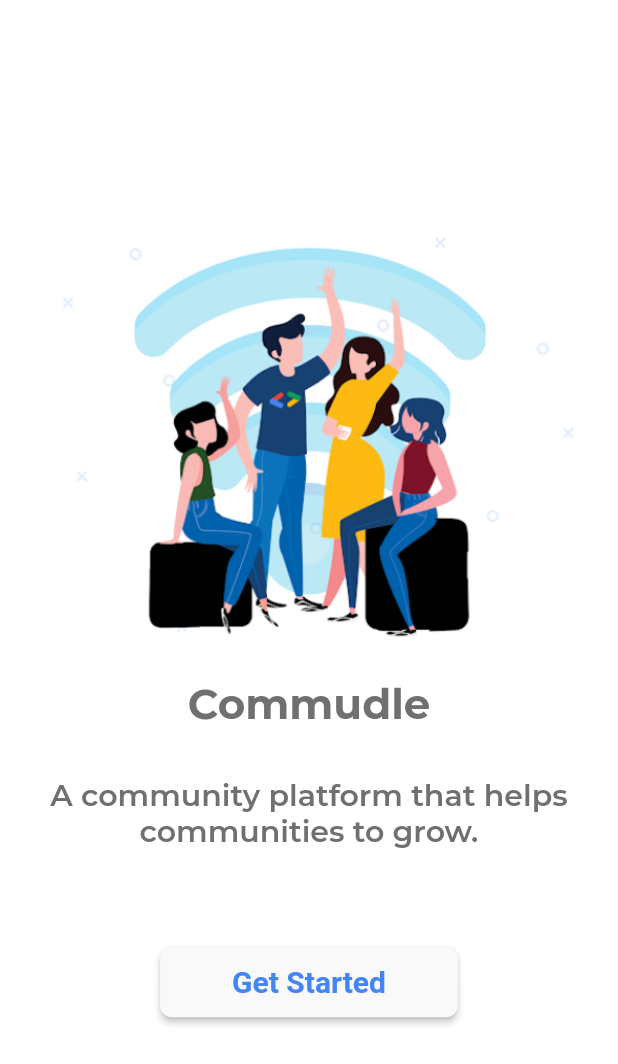
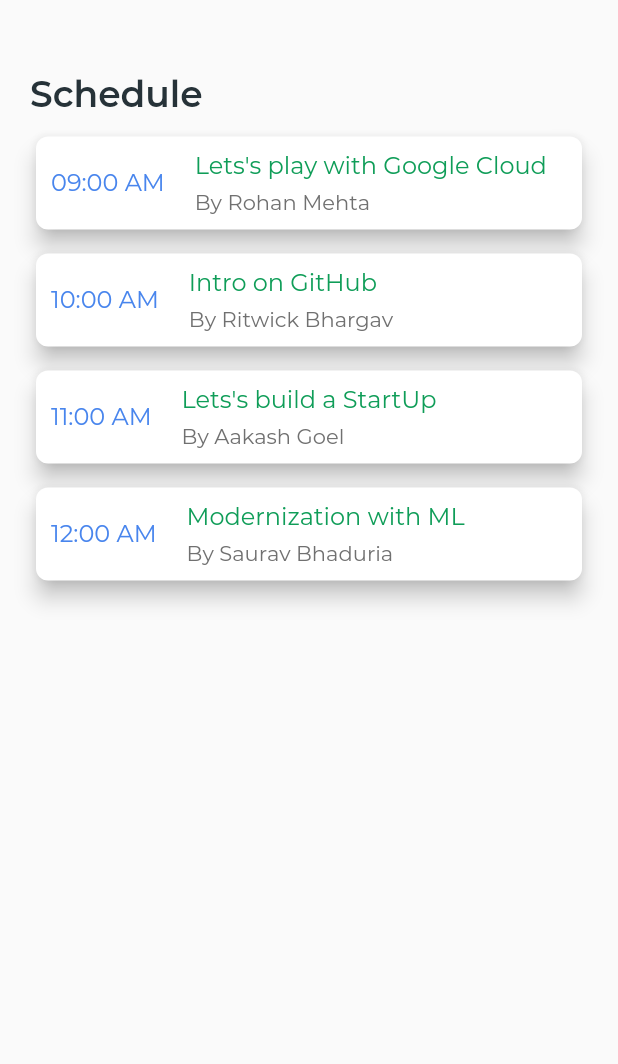
Before and after one commit to dsckiet/Commudle-UI, a Flutter app: the screen it shows after launch, on a phone screen of 412 x 824 dp. Shown: the top 1064 px of the screen. Run offline on Flutter 3.47's test engine with Material 2 defaults, Android fonts, the phone set to English and light mode, and no system bars.

Commit message:
added Schedule Page

```diff
--- a/lib/main.dart
+++ b/lib/main.dart
@@ -1,10 +1,6 @@
-import 'package:commudle/routes/about_screen.dart';
-import 'package:commudle/routes/community_screen.dart';
-import 'package:commudle/routes/events_screen.dart';
 import 'package:commudle/routes/network_error_page.dart';
-import 'package:commudle/routes/profile_screen.dart';
 import 'package:commudle/routes/registered_events_list_screen.dart';
-import 'package:commudle/routes/team_screen.dart';
+import 'package:commudle/routes/schedule_page.dart';
 import 'package:flutter/material.dart';
 
 import 'package:commudle/routes/splash_screen.dart';
@@ -12,8 +8,6 @@ import 'package:commudle/routes/intro_screen.dart';
 import 'package:commudle/routes/auth_screen.dart';
 import 'package:commudle/routes/communities_list_screen.dart';
 import 'package:commudle/routes/home_screen.dart';
-
-import 'package:commudle/routes/registered_event_screen.dart';
 
 void main() => runApp(MyApp());
 
@@ -23,8 +17,8 @@ class MyApp extends StatelessWidget {
     return MaterialApp(
       title: "Commudle",
       theme: ThemeData(
-          primaryColor: const Color(0xFF4285F4),
-          textTheme: ThemeData.dark().textTheme.copyWith(
+        primaryColor: const Color(0xFF4285F4),
+        textTheme: ThemeData.dark().textTheme.copyWith(
               headline: TextStyle(
                 fontSize: 24,
                 fontFamily: 'Montserrat',
@@ -44,19 +38,25 @@ class MyApp extends StatelessWidget {
                 color: const Color(0xFF707070),
               ),
               body2: TextStyle(
-                  fontSize: 14.0,
-                  fontFamily: 'Montserrat',
-                  fontWeight: FontWeight.w600,
-                  color: const Color(0xFF707070)))),
+                fontSize: 14.0,
+                fontFamily: 'Montserrat',
+                fontWeight: FontWeight.w600,
+                color: const Color(0xFF707070),
+              ),
+            ),
+      ),
       debugShowCheckedModeBanner: false,
-      home: SplashScreen(),
+      home: SchedulePage(),
       routes: <String, WidgetBuilder>{
         '/IntroScreen': (BuildContext context) => IntroScreen(),
         '/AuthScreen': (BuildContext context) => AuthScreen(),
         '/HomeScreen': (BuildContext context) => HomeScreen(),
-        '/CommunitiesListScreen': (BuildContext context) => CommunitiesListScreen(),
-        '/RegisteredEventScreen': (BuildContext context) => RegisteredEventsList(),
+        '/CommunitiesListScreen': (BuildContext context) =>
+            CommunitiesListScreen(),
+        '/RegisteredEventScreen': (BuildContext context) =>
+            RegisteredEventsList(),
         '/NetworkError': (BuildContext context) => NetworkErrorPage(),
+        '/SchedulePage': (BuildContext context) => SchedulePage(),
       },
     );
   }
--- a/lib/routes/communities_list_screen.dart
+++ b/lib/routes/communities_list_screen.dart
@@ -47,7 +47,7 @@ class _CommunitiesListScreenState extends State<CommunitiesListScreen> {
                         color: const Color(0xFF707070),
                         size: 28.0,
                       ),
-                        onTap: (){
+                      onTap: () {
                         Navigator.push(
                           context,
                           MaterialPageRoute(
@@ -87,6 +87,7 @@ class _CommunitiesListScreenState extends State<CommunitiesListScreen> {
             ],
           ),
         ),
-        ));
+      ),
+    );
   }
 }
--- a/lib/routes/community_screen.dart
+++ b/lib/routes/community_screen.dart
@@ -50,11 +50,12 @@ class _CommunityScreenState extends State<CommunityScreen> {
                               ),
                               InkWell(
                                 child: Icon(
-                                  const IconData(59389, fontFamily: 'MaterialIcons'),
+                                  const IconData(59389,
+                                      fontFamily: 'MaterialIcons'),
                                   color: const Color(0xFF707070),
                                   size: 28.0,
                                 ),
-                                onTap: (){
+                                onTap: () {
                                   Navigator.push(
                                     context,
                                     MaterialPageRoute(
--- a/lib/routes/events_screen.dart
+++ b/lib/routes/events_screen.dart
@@ -23,7 +23,9 @@ class _EventsScreenState extends State<EventsScreen> {
                   mainAxisAlignment: MainAxisAlignment.spaceBetween,
                   children: <Widget>[
                     InkWell(
-                      onTap:(){ Navigator.pop(context);},
+                      onTap: () {
+                        Navigator.pop(context);
+                      },
                       child: Icon(
                         IconData(58848,
                             fontFamily: 'MaterialIcons',
@@ -41,7 +43,7 @@ class _EventsScreenState extends State<EventsScreen> {
                         color: const Color(0xFF707070),
                         size: 28.0,
                       ),
-                      onTap: (){
+                      onTap: () {
                         Navigator.push(
                           context,
                           MaterialPageRoute(
--- a/lib/routes/profile_screen.dart
+++ b/lib/routes/profile_screen.dart
@@ -1,4 +1,3 @@
-import 'package:commudle/routes/network_error_page.dart';
 import 'package:flutter/material.dart';
 
 class ProfileScreen extends StatefulWidget {
@@ -154,10 +153,8 @@ class _ProfileScreenState extends State<ProfileScreen> {
       ),
     );
   }
+
   void networkErrorPage() {
-
     Navigator.of(context).pushNamed('/NetworkError');
   }
-
-
 }
--- /dev/null
+++ b/lib/routes/schedule_page.dart
@@ -0,0 +1,301 @@
+import 'package:flutter/material.dart';
+
+class SchedulePage extends StatefulWidget {
+  @override
+  _SchedulePageState createState() => _SchedulePageState();
+}
+
+class _SchedulePageState extends State<SchedulePage> {
+  @override
+  Widget build(BuildContext context) {
+    return Scaffold(
+      body: SingleChildScrollView(
+        child: Container(
+          width: double.infinity,
+          padding: EdgeInsets.all(20.0),
+          child: Column(
+            crossAxisAlignment: CrossAxisAlignment.start,
+            children: <Widget>[
+              SizedBox(
+                height: 28,
+              ),
+              Text(
+                "Schedule",
+                style: Theme.of(context).textTheme.headline,
+                textAlign: TextAlign.center,
+              ),
+              SizedBox(
+                height: 10,
+              ),
+              ListView(
+                shrinkWrap: true,
+                children: <Widget>[
+                  Container(
+                    padding: EdgeInsets.only(
+                      bottom: 8.0,
+                    ),
+                    child: Card(
+                      shape: RoundedRectangleBorder(
+                        borderRadius: BorderRadius.all(
+                          Radius.circular(8.0),
+                        ),
+                      ),
+                      elevation: 6.0,
+                      child: Container(
+                        padding: EdgeInsets.symmetric(
+                          vertical: 10,
+                          horizontal: 10,
+                        ),
+                        child: Row(
+                          crossAxisAlignment: CrossAxisAlignment.center,
+                          children: <Widget>[
+                            Text(
+                              '09:00 AM',
+                              style: TextStyle(
+                                fontSize: 16.0,
+                                fontFamily: 'Montserrat',
+                                fontWeight: FontWeight.w500,
+                                color: const Color(0xFF4885ED),
+                              ),
+                            ),
+                            SizedBox(
+                              width: 20,
+                            ),
+                            Expanded(
+                              child: Column(
+                                mainAxisAlignment: MainAxisAlignment.center,
+                                crossAxisAlignment: CrossAxisAlignment.start,
+                                children: <Widget>[
+                                  Text(
+                                    "Lets's play with Google Cloud ",
+                                    style: TextStyle(
+                                      fontSize: 16.0,
+                                      fontFamily: 'Montserrat',
+                                      fontWeight: FontWeight.w500,
+                                      color: const Color(0xFF0F9D58),
+                                    ),
+                                  ),
+                                  SizedBox(
+                                    height: 5,
+                                  ),
+                                  Text(
+                                    "By Rohan Mehta ",
+                                    style: TextStyle(
+                                      fontSize: 14.0,
+                                      fontFamily: 'Montserrat',
+                                      fontWeight: FontWeight.w500,
+                                      color: const Color(0xFF707070),
+                                    ),
+                                  ),
+                                ],
+                              ),
+                            )
+                          ],
+                        ),
+                      ),
+                    ),
+                  ),
+                  Container(
+                    padding: EdgeInsets.only(
+                      bottom: 8.0,
+                    ),
+                    child: Card(
+                      shape: RoundedRectangleBorder(
+                        borderRadius: BorderRadius.all(
+                          Radius.circular(8.0),
+                        ),
+                      ),
+                      elevation: 6.0,
+                      child: Container(
+                        padding: EdgeInsets.symmetric(
+                          vertical: 10,
+                          horizontal: 10,
+                        ),
+                        child: Row(
+                          crossAxisAlignment: CrossAxisAlignment.center,
+                          children: <Widget>[
+                            Text(
+                              '10:00 AM',
+                              style: TextStyle(
+                                fontSize: 16.0,
+                                fontFamily: 'Montserrat',
+                                fontWeight: FontWeight.w500,
+                                color: const Color(0xFF4885ED),
+                              ),
+                            ),
+                            SizedBox(
+                              width: 20,
+                            ),
+                            Expanded(
+                              child: Column(
+                                mainAxisAlignment: MainAxisAlignment.center,
+                                crossAxisAlignment: CrossAxisAlignment.start,
+                                children: <Widget>[
+                                  Text(
+                                    "Intro on GitHub ",
+                                    style: TextStyle(
+                                      fontSize: 16.0,
+                                      fontFamily: 'Montserrat',
+                                      fontWeight: FontWeight.w500,
+                                      color: const Color(0xFF0F9D58),
+                                    ),
+                                  ),
+                                  SizedBox(
+                                    height: 5,
+                                  ),
+                                  Text(
+                                    "By Ritwick Bhargav ",
+                                    style: TextStyle(
+                                      fontSize: 14.0,
+                                      fontFamily: 'Montserrat',
+                                      fontWeight: FontWeight.w500,
+                                      color: const Color(0xFF707070),
+                                    ),
+                                  ),
+                                ],
+                              ),
+                            )
+                          ],
+                        ),
+                      ),
+                    ),
+                  ),
+                  Container(
+                    padding: EdgeInsets.only(
+                      bottom: 8.0,
+                    ),
+                    child: Card(
+                      shape: RoundedRectangleBorder(
+                        borderRadius: BorderRadius.all(
+                          Radius.circular(8.0),
+                        ),
+                      ),
+                      elevation: 6.0,
+                      child: Container(
+                        padding: EdgeInsets.symmetric(
+                          vertical: 10,
+                          horizontal: 10,
+                        ),
+                        child: Row(
+                          crossAxisAlignment: CrossAxisAlignment.center,
+                          children: <Widget>[
+                            Text(
+                              '11:00 AM',
+                              style: TextStyle(
+                                fontSize: 16.0,
+                                fontFamily: 'Montserrat',
+                                fontWeight: FontWeight.w500,
+                                color: const Color(0xFF4885ED),
+                              ),
+                            ),
+                            SizedBox(
+                              width: 20,
+                            ),
+                            Expanded(
+                              child: Column(
+                                mainAxisAlignment: MainAxisAlignment.center,
+                                crossAxisAlignment: CrossAxisAlignment.start,
+                                children: <Widget>[
+                                  Text(
+                                    "Lets's build a StartUp",
+                                    style: TextStyle(
+                                      fontSize: 16.0,
+                                      fontFamily: 'Montserrat',
+                                      fontWeight: FontWeight.w500,
+                                      color: const Color(0xFF0F9D58),
+                                    ),
+                                  ),
+                                  SizedBox(
+                                    height: 5,
+                                  ),
+                                  Text(
+                                    "By Aakash Goel",
+                                    style: TextStyle(
+                                      fontSize: 14.0,
+                                      fontFamily: 'Montserrat',
+                                      fontWeight: FontWeight.w500,
+                                      color: const Color(0xFF707070),
+                                    ),
+                                  ),
+                                ],
+                              ),
+                            )
+                          ],
+                        ),
+                      ),
+                    ),
+                  ),
+                  Container(
+                    padding: EdgeInsets.only(
+                      bottom: 8.0,
+                    ),
+                    child: Card(
+                      shape: RoundedRectangleBorder(
+                        borderRadius: BorderRadius.all(
+                          Radius.circular(8.0),
+                        ),
+                      ),
+                      elevation: 6.0,
+                      child: Container(
+                        padding: EdgeInsets.symmetric(
+                          vertical: 10,
+                          horizontal: 10,
+                        ),
+                        child: Row(
+                          crossAxisAlignment: CrossAxisAlignment.center,
+                          children: <Widget>[
+                            Text(
+                              '12:00 AM',
+                              style: TextStyle(
+                                fontSize: 16.0,
+                                fontFamily: 'Montserrat',
+                                fontWeight: FontWeight.w500,
+                                color: const Color(0xFF4885ED),
+                              ),
+                            ),
+                            SizedBox(
+                              width: 20,
+                            ),
+                            Expanded(
+                              child: Column(
+                                mainAxisAlignment: MainAxisAlignment.center,
+                                crossAxisAlignment: CrossAxisAlignment.start,
+                                children: <Widget>[
+                                  Text(
+                                    "Modernization with ML",
+                                    style: TextStyle(
+                                      fontSize: 16.0,
+                                      fontFamily: 'Montserrat',
+                                      fontWeight: FontWeight.w500,
+                                      color: const Color(0xFF0F9D58),
+                                    ),
+                                  ),
+                                  SizedBox(
+                                    height: 5,
+                                  ),
+                                  Text(
+                                    "By Saurav Bhaduria ",
+                                    style: TextStyle(
+                                      fontSize: 14.0,
+                                      fontFamily: 'Montserrat',
+                                      fontWeight: FontWeight.w500,
+                                      color: const Color(0xFF707070),
+                                    ),
+                                  ),
+                                ],
+                              ),
+                            )
+                          ],
+                        ),
+                      ),
+                    ),
+                  ),
+                ],
+              ),
+            ],
+          ),
+        ),
+      ),
+    );
+  }
+}
--- a/lib/widgets/community_card.dart
+++ b/lib/widgets/community_card.dart
@@ -13,7 +13,10 @@ class _CommunityCardState extends State<CommunityCard> {
         padding: EdgeInsets.only(bottom: 8, left: 2, right: 2),
         child: Card(
           shape: RoundedRectangleBorder(
-              borderRadius: BorderRadius.all(Radius.circular(8.0))),
+            borderRadius: BorderRadius.all(
+              Radius.circular(8.0),
+            ),
+          ),
           color: const Color(0xFFF9F9F9),
           elevation: 6.0,
           child: Padding(
--- a/lib/widgets/member_card.dart
+++ b/lib/widgets/member_card.dart
@@ -72,7 +72,8 @@ class _MemberCardState extends State<MemberCard> {
                 ],
               ),
             )
-        ]),
+          ],
+        ),
       ),
     );
   }
--- a/lib/widgets/next_event_card.dart
+++ b/lib/widgets/next_event_card.dart
@@ -21,7 +21,9 @@ class _NextEventCardState extends State<NextEventCard> {
               width: MediaQuery.of(context).size.width * 0.25,
             ),
           ),
-          SizedBox(width: 16,),
+          SizedBox(
+            width: 16,
+          ),
           // Container(
           //   padding: EdgeInsets.only(left: 16.0),
           // height: 100,
--- a/lib/widgets/sessions_card.dart
+++ b/lib/widgets/sessions_card.dart
@@ -36,11 +36,11 @@ class _SessionsCardState extends State<SessionsCard> {
                       children: <Widget>[
                         Text(
                           'Arpan Garg',
-                          style: Theme.of(context).textTheme.body2 ,
+                          style: Theme.of(context).textTheme.body2,
                         ),
                         Text(
                           'Lead GDG ND',
-                          style: Theme.of(context).textTheme.body2 ,
+                          style: Theme.of(context).textTheme.body2,
                         )
                       ],
                     ),
```
Also changed, not shown: lib/routes/auth_screen.dart (+4 -3 lines), lib/routes/home_screen.dart (+4 -4 lines), lib/routes/intro_screen.dart (+6 -4 lines), lib/routes/network_error_page.dart (+4 -4 lines), lib/routes/registered_event_screen.dart (+9 -5 lines), lib/routes/registered_events_list_screen.dart (+19 -12 lines), lib/routes/team_screen.dart (+13 -9 lines), lib/widgets/communities_list_card.dart (+5 -6 lines), lib/widgets/event_card.dart (+6 -3 lines). Lines whose indentation alone changed are shown as unchanged.
